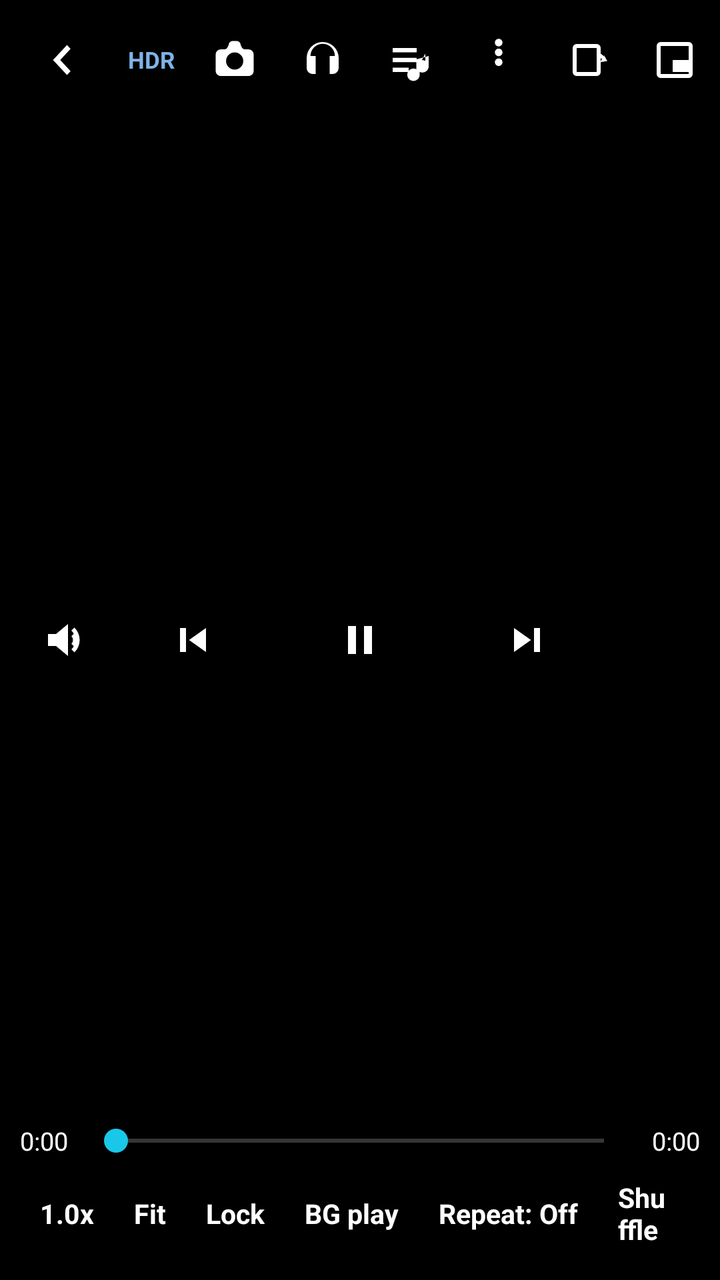
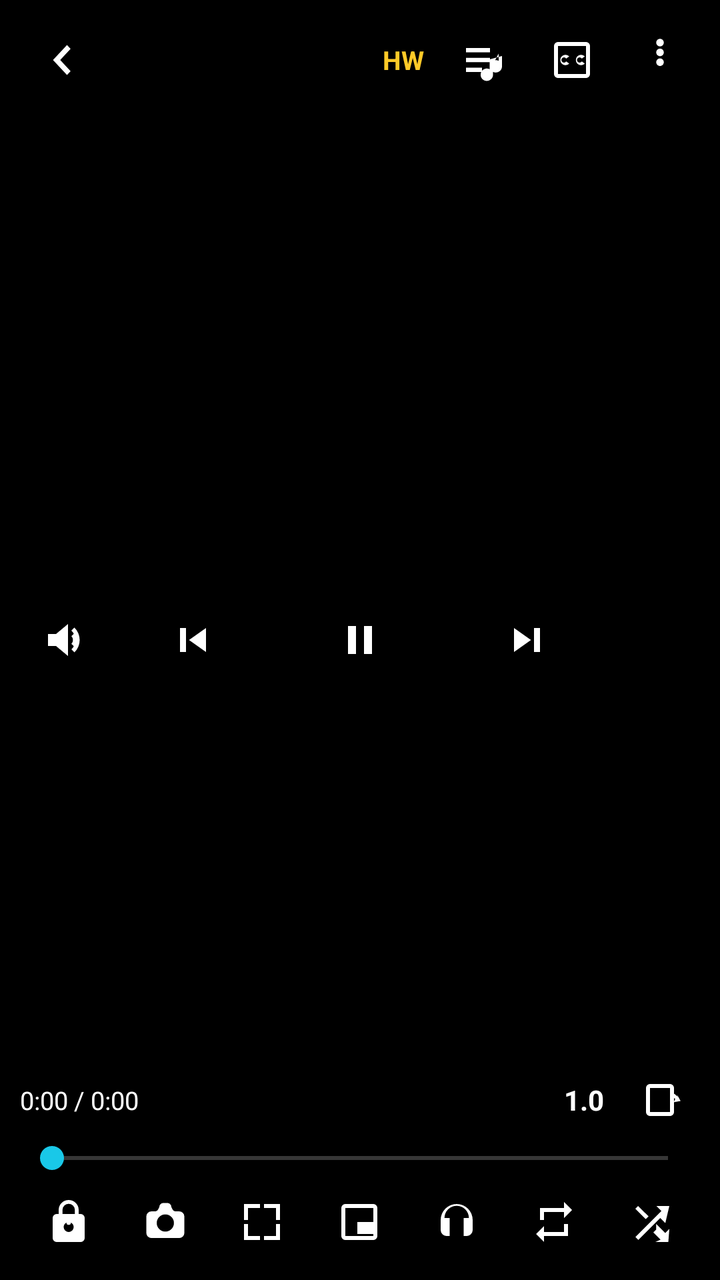

An Android layout rendered at two revisions. The XML below is the earlier revision; the diff shows what the commit changed to produce the second picture.
<!-- AndroidManifest.xml: activity theme PlayerTheme -->
<!-- res/layout/activity_player.xml -->
<?xml version="1.0" encoding="utf-8"?>
<FrameLayout xmlns:android="http://schemas.android.com/apk/res/android"
    android:id="@+id/player_root"
    android:layout_width="match_parent"
    android:layout_height="match_parent"
    android:background="#000000"
    android:keepScreenOn="true">

    <FrameLayout
        android:id="@+id/surface_container"
        android:layout_width="match_parent"
        android:layout_height="match_parent"
        android:layout_gravity="center">

        <TextureView
            android:id="@+id/surface"
            android:layout_width="match_parent"
            android:layout_height="match_parent"
            android:layout_gravity="center" />
    </FrameLayout>

    
    <TextView
        android:id="@+id/gesture_label"
        android:layout_width="wrap_content"
        android:layout_height="wrap_content"
        android:layout_gravity="center"
        android:background="@drawable/badge_bg"
        android:paddingLeft="16dp"
        android:paddingRight="16dp"
        android:paddingTop="8dp"
        android:paddingBottom="8dp"
        android:textColor="#FFFFFF"
        android:textSize="16sp"
        android:textStyle="bold"
        android:visibility="gone" />

    
    <TextView
        android:id="@+id/subtitle_text"
        android:layout_width="match_parent"
        android:layout_height="wrap_content"
        android:layout_gravity="bottom|center_horizontal"
        android:layout_marginLeft="24dp"
        android:layout_marginRight="24dp"
        android:layout_marginBottom="86dp"
        android:gravity="center"
        android:shadowColor="#000000"
        android:shadowDx="1"
        android:shadowDy="1"
        android:shadowRadius="3"
        android:textColor="#FFFFFF"
        android:textSize="16sp"
        android:textStyle="bold" />

    
    <LinearLayout
        android:id="@+id/top_bar"
        android:layout_width="match_parent"
        android:layout_height="wrap_content"
        android:layout_gravity="top"
        android:background="@drawable/scrim_top"
        android:gravity="center_vertical"
        android:orientation="horizontal"
        android:padding="8dp">

        <ImageButton
            android:id="@+id/btn_back"
            android:layout_width="44dp"
            android:layout_height="44dp"
            android:background="?android:attr/selectableItemBackgroundBorderless"
            android:src="@drawable/ic_back" />

        <TextView
            android:id="@+id/player_title"
            android:layout_width="0dp"
            android:layout_height="wrap_content"
            android:layout_marginLeft="4dp"
            android:layout_weight="1"
            android:ellipsize="end"
            android:maxLines="1"
            android:textColor="#FFFFFF"
            android:textSize="15sp" />

        <TextView
            android:id="@+id/btn_hdr"
            android:layout_width="wrap_content"
            android:layout_height="wrap_content"
            android:background="@drawable/badge_bg"
            android:paddingLeft="8dp"
            android:paddingTop="4dp"
            android:paddingRight="8dp"
            android:paddingBottom="4dp"
            android:text="HDR"
            android:textColor="#7FB3E8"
            android:textSize="11.5sp"
            android:textStyle="bold" />

        <ImageButton
            android:id="@+id/btn_shot"
            android:layout_width="44dp"
            android:layout_height="44dp"
            android:background="?android:attr/selectableItemBackgroundBorderless"
            android:src="@drawable/ic_camera" />

        <ImageButton
            android:id="@+id/btn_top_bg"
            android:layout_width="44dp"
            android:layout_height="44dp"
            android:background="?android:attr/selectableItemBackgroundBorderless"
            android:src="@drawable/ic_headphone" />

        <ImageButton
            android:id="@+id/btn_top_queue"
            android:layout_width="44dp"
            android:layout_height="44dp"
            android:background="?android:attr/selectableItemBackgroundBorderless"
            android:src="@drawable/ic_queue" />

        <ImageButton
            android:id="@+id/btn_top_more"
            android:layout_width="44dp"
            android:layout_height="44dp"
            android:background="?android:attr/selectableItemBackgroundBorderless"
            android:src="@drawable/ic_more" />

        <ImageButton
            android:id="@+id/btn_rotate"
            android:layout_width="44dp"
            android:layout_height="44dp"
            android:background="?android:attr/selectableItemBackgroundBorderless"
            android:src="@drawable/ic_rotate" />

        <ImageButton
            android:id="@+id/btn_pip"
            android:layout_width="44dp"
            android:layout_height="44dp"
            android:background="?android:attr/selectableItemBackgroundBorderless"
            android:src="@drawable/ic_pip" />
    </LinearLayout>

    
    <LinearLayout
        android:id="@+id/center_controls"
        android:layout_width="wrap_content"
        android:layout_height="wrap_content"
        android:layout_gravity="center"
        android:gravity="center"
        android:orientation="horizontal">

        <ImageButton
            android:id="@+id/btn_prev"
            android:layout_width="56dp"
            android:layout_height="56dp"
            android:background="?android:attr/selectableItemBackgroundBorderless"
            android:src="@drawable/ic_prev" />

        <ImageButton
            android:id="@+id/btn_play"
            android:layout_width="76dp"
            android:layout_height="76dp"
            android:layout_marginLeft="18dp"
            android:layout_marginRight="18dp"
            android:background="?android:attr/selectableItemBackgroundBorderless"
            android:src="@drawable/ic_pause" />

        <ImageButton
            android:id="@+id/btn_next"
            android:layout_width="56dp"
            android:layout_height="56dp"
            android:background="?android:attr/selectableItemBackgroundBorderless"
            android:src="@drawable/ic_next" />
    </LinearLayout>

    
    <LinearLayout
        android:id="@+id/bottom_bar"
        android:layout_width="match_parent"
        android:layout_height="wrap_content"
        android:layout_gravity="bottom"
        android:background="@drawable/scrim_bottom"
        android:orientation="vertical"
        android:paddingLeft="10dp"
        android:paddingRight="10dp"
        android:paddingBottom="6dp">

        <LinearLayout
            android:layout_width="match_parent"
            android:layout_height="wrap_content"
            android:gravity="center_vertical"
            android:orientation="horizontal">

            <TextView
                android:id="@+id/time_current"
                android:layout_width="wrap_content"
                android:layout_height="wrap_content"
                android:text="0:00"
                android:textColor="#FFFFFF"
                android:textSize="12.5sp" />

            <SeekBar
                android:id="@+id/seek_bar"
                android:layout_width="0dp"
                android:layout_height="wrap_content"
                android:layout_marginLeft="8dp"
                android:layout_marginRight="8dp"
                android:layout_weight="1" />

            <TextView
                android:id="@+id/time_total"
                android:layout_width="wrap_content"
                android:layout_height="wrap_content"
                android:text="0:00"
                android:textColor="#FFFFFF"
                android:textSize="12.5sp" />
        </LinearLayout>

        <LinearLayout
            android:layout_width="match_parent"
            android:layout_height="wrap_content"
            android:gravity="center_vertical"
            android:orientation="horizontal">

            <TextView
                android:id="@+id/btn_speed"
                android:layout_width="wrap_content"
                android:layout_height="wrap_content"
                android:padding="10dp"
                android:text="1.0x"
                android:textColor="#FFFFFF"
                android:textSize="13.5sp"
                android:textStyle="bold" />

            <TextView
                android:id="@+id/btn_resize"
                android:layout_width="wrap_content"
                android:layout_height="wrap_content"
                android:padding="10dp"
                android:text="Fit"
                android:textColor="#FFFFFF"
                android:textSize="13.5sp"
                android:textStyle="bold" />

            <TextView
                android:id="@+id/btn_lock"
                android:layout_width="wrap_content"
                android:layout_height="wrap_content"
                android:padding="10dp"
                android:text="Lock"
                android:textColor="#FFFFFF"
                android:textSize="13.5sp"
                android:textStyle="bold" />

            <TextView
                android:id="@+id/btn_bg"
                android:layout_width="wrap_content"
                android:layout_height="wrap_content"
                android:padding="10dp"
                android:text="BG play"
                android:textColor="#FFFFFF"
                android:textSize="13.5sp"
                android:textStyle="bold" />

            <TextView
                android:id="@+id/btn_repeat"
                android:layout_width="wrap_content"
                android:layout_height="wrap_content"
                android:padding="10dp"
                android:text="Repeat: Off"
                android:textColor="#FFFFFF"
                android:textSize="13.5sp"
                android:textStyle="bold" />

            <TextView
                android:id="@+id/btn_shuffle"
                android:layout_width="wrap_content"
                android:layout_height="wrap_content"
                android:padding="10dp"
                android:text="Shuffle"
                android:textColor="#FFFFFF"
                android:textSize="13.5sp"
                android:textStyle="bold" />

            <View
                android:layout_width="0dp"
                android:layout_height="1dp"
                android:layout_weight="1" />

            <TextView
                android:id="@+id/quality_label"
                android:layout_width="wrap_content"
                android:layout_height="wrap_content"
                android:padding="10dp"
                android:textColor="#7DEFFC"
                android:textSize="12.5sp"
                android:textStyle="bold" />
        </LinearLayout>
    </LinearLayout>

    
    <TextView
        android:id="@+id/status_overlay"
        android:layout_width="wrap_content"
        android:layout_height="wrap_content"
        android:layout_gravity="top|right"
        android:layout_marginTop="12dp"
        android:layout_marginRight="12dp"
        android:background="@drawable/badge_bg"
        android:paddingLeft="10dp"
        android:paddingTop="5dp"
        android:paddingRight="10dp"
        android:paddingBottom="5dp"
        android:textColor="#FFFFFF"
        android:textSize="12.5sp"
        android:textStyle="bold"
        android:visibility="gone" />

    
    <ImageButton
        android:id="@+id/btn_side_mute"
        android:layout_width="46dp"
        android:layout_height="46dp"
        android:layout_gravity="left|center_vertical"
        android:layout_marginLeft="10dp"
        android:background="@drawable/badge_bg"
        android:padding="11dp"
        android:src="@drawable/ic_volume" />

    
    <TextView
        android:id="@+id/btn_unlock"
        android:layout_width="wrap_content"
        android:layout_height="wrap_content"
        android:layout_gravity="center"
        android:background="@drawable/badge_bg"
        android:paddingLeft="22dp"
        android:paddingRight="22dp"
        android:paddingTop="12dp"
        android:paddingBottom="12dp"
        android:text="Tap to unlock"
        android:textColor="#FFFFFF"
        android:textSize="15sp"
        android:textStyle="bold"
        android:visibility="gone" />
</FrameLayout>
<!-- resources referenced by this layout -->
<resources>
  <!-- drawable badge_bg (drawable) -->
  <?xml version="1.0" encoding="utf-8"?>
  <shape xmlns:android="http://schemas.android.com/apk/res/android" android:shape="rectangle">
      <corners android:radius="5dp" />
      <solid android:color="#B3000000" />
  </shape>
  <!-- drawable ic_pause (drawable) -->
  <?xml version="1.0" encoding="utf-8"?>
  <vector xmlns:android="http://schemas.android.com/apk/res/android"
      android:width="24dp" android:height="24dp"
      android:viewportWidth="24" android:viewportHeight="24">
      <path android:fillColor="#FFFFFF" android:pathData="M6,5 h4 v14 h-4 z M14,5 h4 v14 h-4 z" />
  </vector>
  <!-- drawable scrim_bottom (drawable) -->
  <?xml version="1.0" encoding="utf-8"?>
  <shape xmlns:android="http://schemas.android.com/apk/res/android">
      <gradient
          android:angle="90"
          android:startColor="#99000000"
          android:endColor="#00000000" />
  </shape>
  <!-- drawable scrim_top (drawable) -->
  <?xml version="1.0" encoding="utf-8"?>
  <shape xmlns:android="http://schemas.android.com/apk/res/android">
      <gradient
          android:angle="270"
          android:startColor="#99000000"
          android:endColor="#00000000" />
  </shape>
  <color name="player_bg">#000000</color>
  <color name="accent_default">#19C8E8</color>
  <!-- unchanged entries left out for length: 11 -->
</resources>

<!-- the commit's change to res/layout/activity_player.xml (unified diff, before → after) -->
@@ -71,44 +71,44 @@
             android:background="?android:attr/selectableItemBackgroundBorderless"
             android:src="@drawable/ic_back" />
 
-        <TextView
-            android:id="@+id/player_title"
+        <LinearLayout
             android:layout_width="0dp"
             android:layout_height="wrap_content"
             android:layout_marginLeft="4dp"
             android:layout_weight="1"
-            android:ellipsize="end"
-            android:maxLines="1"
-            android:textColor="#FFFFFF"
-            android:textSize="15sp" />
+            android:orientation="vertical">
+
+            <TextView
+                android:id="@+id/player_title"
+                android:layout_width="match_parent"
+                android:layout_height="wrap_content"
+                android:ellipsize="end"
+                android:maxLines="1"
+                android:textColor="#FFFFFF"
+                android:textSize="15sp" />
+
+            <TextView
+                android:id="@+id/player_folder"
+                android:layout_width="match_parent"
+                android:layout_height="wrap_content"
+                android:ellipsize="end"
+                android:maxLines="1"
+                android:textColor="#B0BEC5"
+                android:textSize="12sp" />
+        </LinearLayout>
 
         <TextView
-            android:id="@+id/btn_hdr"
+            android:id="@+id/btn_hw"
             android:layout_width="wrap_content"
             android:layout_height="wrap_content"
-            android:background="@drawable/badge_bg"
             android:paddingLeft="8dp"
-            android:paddingTop="4dp"
+            android:paddingTop="10dp"
             android:paddingRight="8dp"
-            android:paddingBottom="4dp"
-            android:text="HDR"
-            android:textColor="#7FB3E8"
-            android:textSize="11.5sp"
+            android:paddingBottom="10dp"
+            android:text="HW"
+            android:textColor="#FFCA28"
+            android:textSize="13sp"
             android:textStyle="bold" />
-
-        <ImageButton
-            android:id="@+id/btn_shot"
-            android:layout_width="44dp"
-            android:layout_height="44dp"
-            android:background="?android:attr/selectableItemBackgroundBorderless"
-            android:src="@drawable/ic_camera" />
-
-        <ImageButton
-            android:id="@+id/btn_top_bg"
-            android:layout_width="44dp"
-            android:layout_height="44dp"
-            android:background="?android:attr/selectableItemBackgroundBorderless"
-            android:src="@drawable/ic_headphone" />
 
         <ImageButton
             android:id="@+id/btn_top_queue"
@@ -118,25 +118,18 @@
             android:src="@drawable/ic_queue" />
 
         <ImageButton
+            android:id="@+id/btn_subtitle"
+            android:layout_width="44dp"
+            android:layout_height="44dp"
+            android:background="?android:attr/selectableItemBackgroundBorderless"
+            android:src="@drawable/ic_subtitle" />
+
+        <ImageButton
             android:id="@+id/btn_top_more"
             android:layout_width="44dp"
             android:layout_height="44dp"
             android:background="?android:attr/selectableItemBackgroundBorderless"
             android:src="@drawable/ic_more" />
-
-        <ImageButton
-            android:id="@+id/btn_rotate"
-            android:layout_width="44dp"
-            android:layout_height="44dp"
-            android:background="?android:attr/selectableItemBackgroundBorderless"
-            android:src="@drawable/ic_rotate" />
-
-        <ImageButton
-            android:id="@+id/btn_pip"
-            android:layout_width="44dp"
-            android:layout_height="44dp"
-            android:background="?android:attr/selectableItemBackgroundBorderless"
-            android:src="@drawable/ic_pip" />
     </LinearLayout>
 
     
@@ -191,109 +184,101 @@
             android:orientation="horizontal">
 
             <TextView
-                android:id="@+id/time_current"
+                android:id="@+id/time_label"
                 android:layout_width="wrap_content"
                 android:layout_height="wrap_content"
-                android:text="0:00"
+                android:text="0:00 / 0:00"
                 android:textColor="#FFFFFF"
                 android:textSize="12.5sp" />
 
-            <SeekBar
-                android:id="@+id/seek_bar"
-                android:layout_width="0dp"
-                android:layout_height="wrap_content"
-                android:layout_marginLeft="8dp"
-                android:layout_marginRight="8dp"
+            <View
+                android:layout_width="0dp"
+                android:layout_height="1dp"
                 android:layout_weight="1" />
-
-            <TextView
-                android:id="@+id/time_total"
-                android:layout_width="wrap_content"
-                android:layout_height="wrap_content"
-                android:text="0:00"
-                android:textColor="#FFFFFF"
-                android:textSize="12.5sp" />
-        </LinearLayout>
-
-        <LinearLayout
-            android:layout_width="match_parent"
-            android:layout_height="wrap_content"
-            android:gravity="center_vertical"
-            android:orientation="horizontal">
 
             <TextView
                 android:id="@+id/btn_speed"
                 android:layout_width="wrap_content"
                 android:layout_height="wrap_content"
-                android:padding="10dp"
-                android:text="1.0x"
+                android:padding="8dp"
+                android:text="1.0"
                 android:textColor="#FFFFFF"
-                android:textSize="13.5sp"
+                android:textSize="14sp"
                 android:textStyle="bold" />
 
-            <TextView
+            <ImageButton
+                android:id="@+id/btn_rotate"
+                android:layout_width="40dp"
+                android:layout_height="40dp"
+                android:background="?android:attr/selectableItemBackgroundBorderless"
+                android:src="@drawable/ic_rotate" />
+        </LinearLayout>
+
+        <SeekBar
+            android:id="@+id/seek_bar"
+            android:layout_width="match_parent"
+            android:layout_height="wrap_content" />
+
+        <LinearLayout
+            android:layout_width="match_parent"
+            android:layout_height="wrap_content"
+            android:orientation="horizontal">
+
+            <ImageButton
+                android:id="@+id/btn_lock"
+                android:layout_width="0dp"
+                android:layout_height="46dp"
+                android:layout_weight="1"
+                android:background="?android:attr/selectableItemBackgroundBorderless"
+                android:src="@drawable/ic_lock" />
+
+            <ImageButton
+                android:id="@+id/btn_shot"
+                android:layout_width="0dp"
+                android:layout_height="46dp"
+                android:layout_weight="1"
+                android:background="?android:attr/selectableItemBackgroundBorderless"
+                android:src="@drawable/ic_camera" />
+
+            <ImageButton
                 android:id="@+id/btn_resize"
-                android:layout_width="wrap_content"
-                android:layout_height="wrap_content"
-                android:padding="10dp"
-                android:text="Fit"
-                android:textColor="#FFFFFF"
-                android:textSize="13.5sp"
-                android:textStyle="bold" />
-
-            <TextView
-                android:id="@+id/btn_lock"
-                android:layout_width="wrap_content"
-                android:layout_height="wrap_content"
-                android:padding="10dp"
-                android:text="Lock"
-                android:textColor="#FFFFFF"
-                android:textSize="13.5sp"
-                android:textStyle="bold" />
-
-            <TextView
+                android:layout_width="0dp"
+                android:layout_height="46dp"
+                android:layout_weight="1"
+                android:background="?android:attr/selectableItemBackgroundBorderless"
+                android:src="@drawable/ic_resize" />
+
+            <ImageButton
+                android:id="@+id/btn_pip"
+                android:layout_width="0dp"
+                android:layout_height="46dp"
+                android:layout_weight="1"
+                android:background="?android:attr/selectableItemBackgroundBorderless"
+                android:src="@drawable/ic_pip" />
+
+            <ImageButton
                 android:id="@+id/btn_bg"
-                android:layout_width="wrap_content"
-                android:layout_height="wrap_content"
-                android:padding="10dp"
-                android:text="BG play"
-                android:textColor="#FFFFFF"
-                android:textSize="13.5sp"
-                android:textStyle="bold" />
-
-            <TextView
+                android:layout_width="0dp"
+                android:layout_height="46dp"
+                android:layout_weight="1"
+                android:background="?android:attr/selectableItemBackgroundBorderless"
+                android:src="@drawable/ic_headphone" />
+
+            <ImageButton
                 android:id="@+id/btn_repeat"
-                android:layout_width="wrap_content"
-                android:layout_height="wrap_content"
-                android:padding="10dp"
-                android:text="Repeat: Off"
-                android:textColor="#FFFFFF"
-                android:textSize="13.5sp"
-                android:textStyle="bold" />
-
-            <TextView
+                android:layout_width="0dp"
+                android:layout_height="46dp"
+                android:layout_weight="1"
+                android:background="?android:attr/selectableItemBackgroundBorderless"
+                android:src="@drawable/ic_repeat" />
+
+            <ImageButton
                 android:id="@+id/btn_shuffle"
-                android:layout_width="wrap_content"
-                android:layout_height="wrap_content"
-                android:padding="10dp"
-                android:text="Shuffle"
-                android:textColor="#FFFFFF"
-                android:textSize="13.5sp"
-                android:textStyle="bold" />
-
-            <View
-                android:layout_width="0dp"
-                android:layout_height="1dp"
-                android:layout_weight="1" />
-
-            <TextView
-                android:id="@+id/quality_label"
-                android:layout_width="wrap_content"
-                android:layout_height="wrap_content"
-                android:padding="10dp"
-                android:textColor="#7DEFFC"
-                android:textSize="12.5sp"
-                android:textStyle="bold" />
+                android:layout_width="0dp"
+                android:layout_height="46dp"
+                android:layout_weight="1"
+                android:background="?android:attr/selectableItemBackgroundBorderless"
+                android:src="@drawable/ic_shuffle" />
         </LinearLayout>
     </LinearLayout>
 
<!-- resource entries referenced after the edit -->
@@ -6,12 +6,51 @@
       <corners android:radius="5dp" />
       <solid android:color="#B3000000" />
   </shape>
+  <!-- drawable ic_lock (drawable) -->
+  <?xml version="1.0" encoding="utf-8"?>
+  <vector xmlns:android="http://schemas.android.com/apk/res/android"
+      android:width="24dp" android:height="24dp"
+      android:viewportWidth="24" android:viewportHeight="24">
+      <path android:fillColor="#FFFFFF"
+          android:pathData="M18,8h-1V6a5,5 0 0,0 -10,0v2H6a2,2 0 0,0 -2,2v10a2,2 0 0,0 2,2h12a2,2 0 0,0 2,-2V10a2,2 0 0,0 -2,-2zM12,17a2.5,2.5 0 0,1 -2.5,-2.5c0,-0.97 0.56,-1.8 1.38,-2.19A0.9,0.9 0 1,0 13.13,12.31C13.94,12.7 14.5,13.53 14.5,14.5A2.5,2.5 0 0,1 12,17zM15.1,8H8.9V6a3.1,3.1 0 1,1 6.2,0v2z" />
+  </vector>
   <!-- drawable ic_pause (drawable) -->
   <?xml version="1.0" encoding="utf-8"?>
   <vector xmlns:android="http://schemas.android.com/apk/res/android"
       android:width="24dp" android:height="24dp"
       android:viewportWidth="24" android:viewportHeight="24">
       <path android:fillColor="#FFFFFF" android:pathData="M6,5 h4 v14 h-4 z M14,5 h4 v14 h-4 z" />
+  </vector>
+  <!-- drawable ic_repeat (drawable) -->
+  <?xml version="1.0" encoding="utf-8"?>
+  <vector xmlns:android="http://schemas.android.com/apk/res/android"
+      android:width="24dp" android:height="24dp"
+      android:viewportWidth="24" android:viewportHeight="24">
+      <path android:fillColor="#FFFFFF"
+          android:pathData="M7,7h10v3l4,-4 -4,-4v3H5v6h2V7zM17,17H7v-3l-4,4 4,4v-3h12v-6h-2v4z" />
+  </vector>
+  <!-- drawable ic_resize (drawable) -->
+  <?xml version="1.0" encoding="utf-8"?>
+  <vector xmlns:android="http://schemas.android.com/apk/res/android"
+      android:width="24dp" android:height="24dp"
+      android:viewportWidth="24" android:viewportHeight="24">
+      <path android:fillColor="#FFFFFF"
+          android:pathData="M3,3h8v2H5v6H3V3zM13,3h8v8h-2V5h-6V3zM3,13h2v6h6v2H3v-8zM19,13h2v8h-8v-2h6v-6z" />
+  </vector>
+  <!-- drawable ic_shuffle (drawable) -->
+  <?xml version="1.0" encoding="utf-8"?>
+  <vector xmlns:android="http://schemas.android.com/apk/res/android"
+      android:width="24dp" android:height="24dp"
+      android:viewportWidth="24" android:viewportHeight="24">
+      <path android:fillColor="#FFFFFF"
+          android:pathData="M10.59,9.17L5.41,4 4,5.41l5.17,5.17 1.42,-1.41zM14.5,4l2.5,2.5L5.5,18 4,19.5 5.5,21l10.99,-11 2.51,2.5L21,4h-6.5zM14.41,15.83l-1.41,1.41 3.59,3.59L14,22h6.5L21,15.5l-2.04,2.04 -4.55,-4.55z" />
+  </vector>
+  <!-- drawable ic_subtitle (drawable) -->
+  <?xml version="1.0" encoding="utf-8"?>
+  <vector xmlns:android="http://schemas.android.com/apk/res/android"
+      android:width="24dp" android:height="24dp"
+      android:viewportWidth="24" android:viewportHeight="24">
+      <path android:fillColor="#FFFFFF" android:pathData="M3,5 a2,2 0 0,1 2,-2 h14 a2,2 0 0,1 2,2 v14 a2,2 0 0,1 -2,2 h-14 a2,2 0 0,1 -2,-2 z M5,5 v14 h14 v-14 z M10.6,10.2 a2.6,2.6 0 1,0 0,3.6 l-1.5,-1.1 a1.3,1.3 0 1,1 0,-1.4 z M18.4,10.2 a2.6,2.6 0 1,0 0,3.6 l-1.5,-1.1 a1.3,1.3 0 1,1 0,-1.4 z" />
   </vector>
   <!-- drawable scrim_bottom (drawable) -->
   <?xml version="1.0" encoding="utf-8"?>
